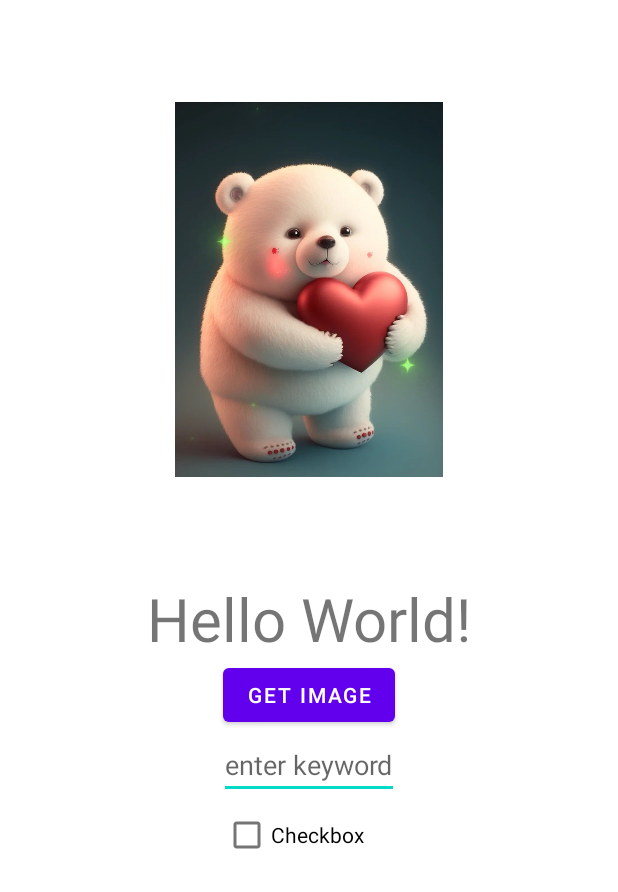
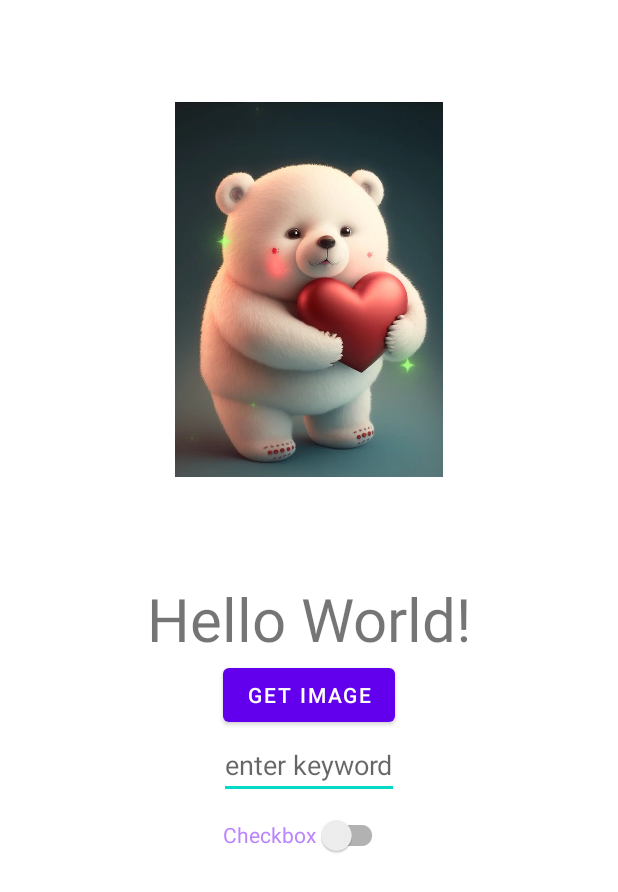
Before and after one commit to AlyonaRulezzz/R_and_Kata_Leet_Training, an Android app: the layout activity_main.xml on its own in the app's theme, with its tools: preview values and no code run, on a phone screen of 412 x 824 dp. Shown: the top 892 px of the screen. Run offline under Robolectric (Android 15) with nearby library versions, the phone set to English and light mode, and no system bars.

Commit message:
Switch (equal Checkbox, only changed name in activity_main.xml )

```diff
--- a/R_6/app/src/main/java/com/example/r_6/MainActivity.kt
+++ b/R_6/app/src/main/java/com/example/r_6/MainActivity.kt
@@ -111,7 +111,7 @@ class MainActivity : AppCompatActivity() {
             if (useKeyword) {
                 editText.visibility = View.VISIBLE
             } else {
-                editText.visibility = View.GONE
+                editText.visibility = View.INVISIBLE
             }
         }
     }
--- a/R_6/app/src/main/res/layout/activity_main.xml
+++ b/R_6/app/src/main/res/layout/activity_main.xml
@@ -54,11 +54,12 @@
         app:layout_constraintTop_toBottomOf="@id/buttonGetImage"
         />
 
-    <CheckBox
+    <androidx.appcompat.widget.SwitchCompat
         android:id="@+id/checkbox"
         android:layout_width="wrap_content"
         android:layout_height="wrap_content"
-        android:text="Checkbox"
+        android:text="@string/checkbox"
+        android:textColor="@color/purple_200"
         app:layout_constraintStart_toStartOf="@id/buttonGetImage"
         app:layout_constraintTop_toBottomOf="@id/editText"
         />
--- a/R_6/app/src/main/res/values/strings.xml
+++ b/R_6/app/src/main/res/values/strings.xml
@@ -4,5 +4,6 @@
     <string name="get_image">get image</string>
     <string name="random_number">random_number</string>
     <string name="enter_keyword">enter keyword</string>
+    <string name="checkbox">Checkbox</string>
 
 </resources>
```
